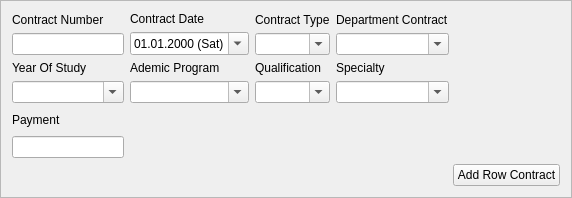
This is frameaddcontract.ui in sadovskiy/sysman as Qt 5 draws it before an edit. The edited form follows.
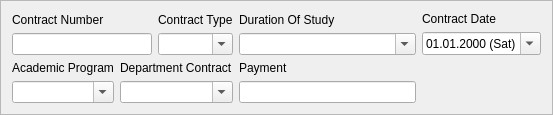
This is the edited form.

Patch:
```diff
--- a/frameaddcontract.ui
+++ b/frameaddcontract.ui
@@ -6,8 +6,8 @@
    <rect>
     <x>0</x>
     <y>0</y>
-    <width>572</width>
-    <height>198</height>
+    <width>553</width>
+    <height>112</height>
    </rect>
   </property>
   <property name="windowTitle">
@@ -19,10 +19,8 @@
   <property name="frameShadow">
    <enum>QFrame::Raised</enum>
   </property>
-  <layout class="QGridLayout" name="gridLayout_2">
-   <item row="0" column="0">
     <layout class="QGridLayout" name="gridLayout">
-     <item row="0" column="0">
+   <item row="0" column="0" colspan="2">
       <layout class="QVBoxLayout" name="verticalLayoutContractNumber">
        <item>
         <widget class="QLabel" name="labelContractNumber">
@@ -36,7 +34,43 @@
        </item>
       </layout>
      </item>
-     <item row="0" column="1">
+   <item row="0" column="2">
+    <layout class="QVBoxLayout" name="verticalLayoutContractType">
+     <item>
+      <widget class="QLabel" name="labelContractType">
+       <property name="text">
+        <string>Contract Type</string>
+       </property>
+      </widget>
+     </item>
+     <item>
+      <widget class="QComboBox" name="comboBoxContractType">
+       <property name="editable">
+        <bool>true</bool>
+       </property>
+      </widget>
+     </item>
+    </layout>
+   </item>
+   <item row="0" column="3">
+    <layout class="QVBoxLayout" name="verticalLayoutYearOfStudy">
+     <item>
+      <widget class="QLabel" name="labelDurationOfStudy">
+       <property name="text">
+        <string>Duration Of Study</string>
+       </property>
+      </widget>
+     </item>
+     <item>
+      <widget class="QComboBox" name="comboBoxDurationOfStudy">
+       <property name="editable">
+        <bool>true</bool>
+       </property>
+      </widget>
+     </item>
+    </layout>
+   </item>
+   <item row="0" column="4">
       <layout class="QVBoxLayout" name="verticalLayoutContractDate">
        <item>
         <widget class="QLabel" name="labelContractDate">
@@ -57,17 +91,17 @@
        </item>
       </layout>
      </item>
-     <item row="0" column="2">
-      <layout class="QVBoxLayout" name="verticalLayoutContractType">
+   <item row="1" column="0">
+    <layout class="QVBoxLayout" name="verticalLayoutacAdemicProgram">
        <item>
-        <widget class="QLabel" name="labelContractType">
+      <widget class="QLabel" name="labelAcademicProgram">
          <property name="text">
-          <string>Contract Type</string>
+        <string>Academic Program</string>
          </property>
         </widget>
        </item>
        <item>
-        <widget class="QComboBox" name="comboBoxContractType">
+      <widget class="QComboBox" name="comboBoxAcademicProgram">
          <property name="editable">
           <bool>true</bool>
          </property>
@@ -75,7 +109,7 @@
        </item>
       </layout>
      </item>
-     <item row="0" column="3">
+   <item row="1" column="1" colspan="2">
       <layout class="QVBoxLayout" name="verticalLayoutDepartmentContract">
        <item>
         <widget class="QLabel" name="labelDepartmentContract">
@@ -93,92 +127,7 @@
        </item>
       </layout>
      </item>
-     <item row="1" column="0">
-      <layout class="QVBoxLayout" name="verticalLayoutYearOfStudy">
-       <item>
-        <widget class="QLabel" name="labelYearOfStudy">
-         <property name="text">
-          <string>Year Of Study</string>
-         </property>
-        </widget>
-       </item>
-       <item>
-        <widget class="QComboBox" name="comboBoxYearOfStudy">
-         <property name="editable">
-          <bool>true</bool>
-         </property>
-        </widget>
-       </item>
-      </layout>
-     </item>
-     <item row="1" column="1">
-      <layout class="QVBoxLayout" name="verticalLayoutacAdemicProgram">
-       <item>
-        <widget class="QLabel" name="labelAdemicProgram">
-         <property name="text">
-          <string>Ademic Program</string>
-         </property>
-        </widget>
-       </item>
-       <item>
-        <widget class="QComboBox" name="comboBoxAdemicProgram">
-         <property name="editable">
-          <bool>true</bool>
-         </property>
-        </widget>
-       </item>
-      </layout>
-     </item>
-     <item row="1" column="2">
-      <layout class="QVBoxLayout" name="verticalLayoutQualification">
-       <item>
-        <widget class="QLabel" name="labelQualification">
-         <property name="text">
-          <string>Qualification</string>
-         </property>
-        </widget>
-       </item>
-       <item>
-        <widget class="QComboBox" name="comboBoxQualification">
-         <property name="editable">
-          <bool>true</bool>
-         </property>
-        </widget>
-       </item>
-      </layout>
-     </item>
      <item row="1" column="3">
-      <layout class="QVBoxLayout" name="verticalLayoutSpecialty">
-       <item>
-        <widget class="QLabel" name="labelSpecialty">
-         <property name="text">
-          <string>Specialty</string>
-         </property>
-        </widget>
-       </item>
-       <item>
-        <widget class="QComboBox" name="comboBoxSpecialty">
-         <property name="editable">
-          <bool>true</bool>
-         </property>
-        </widget>
-       </item>
-      </layout>
-     </item>
-     <item row="1" column="4">
-      <spacer name="horizontalSpacer">
-       <property name="orientation">
-        <enum>Qt::Horizontal</enum>
-       </property>
-       <property name="sizeHint" stdset="0">
-        <size>
-         <width>40</width>
-         <height>20</height>
-        </size>
-       </property>
-      </spacer>
-     </item>
-     <item row="2" column="0">
       <layout class="QVBoxLayout" name="verticalLayoutPayment">
        <item>
         <widget class="QLabel" name="labelPayment">
@@ -192,59 +141,16 @@
        </item>
       </layout>
      </item>
-     <item row="2" column="1">
-      <spacer name="verticalSpacer">
-       <property name="orientation">
-        <enum>Qt::Vertical</enum>
-       </property>
-       <property name="sizeHint" stdset="0">
-        <size>
-         <width>20</width>
-         <height>40</height>
-        </size>
-       </property>
-      </spacer>
-     </item>
-    </layout>
-   </item>
-   <item row="1" column="0">
-    <layout class="QHBoxLayout" name="horizontalLayout">
-     <item>
-      <spacer name="horizontalSpacer_2">
-       <property name="orientation">
-        <enum>Qt::Horizontal</enum>
-       </property>
-       <property name="sizeHint" stdset="0">
-        <size>
-         <width>40</width>
-         <height>20</height>
-        </size>
-       </property>
-      </spacer>
-     </item>
-     <item>
-      <widget class="QPushButton" name="pushButtonContract">
-       <property name="text">
-        <string>Add Row Contract</string>
-       </property>
-      </widget>
-     </item>
-    </layout>
-   </item>
-  </layout>
- </widget>
- <tabstops>
-  <tabstop>lineEditContractNumber</tabstop>
-  <tabstop>dateEditContractDate</tabstop>
-  <tabstop>comboBoxContractType</tabstop>
-  <tabstop>comboBoxDepartmentContract</tabstop>
-  <tabstop>comboBoxYearOfStudy</tabstop>
-  <tabstop>comboBoxAdemicProgram</tabstop>
-  <tabstop>comboBoxQualification</tabstop>
-  <tabstop>comboBoxSpecialty</tabstop>
-  <tabstop>lineEditPayment</tabstop>
-  <tabstop>pushButtonContract</tabstop>
- </tabstops>
+  </layout>
+  <zorder>layoutWidget</zorder>
+  <zorder>layoutWidget_2</zorder>
+  <zorder>layoutWidget_3</zorder>
+  <zorder>layoutWidget_4</zorder>
+  <zorder>layoutWidget_5</zorder>
+  <zorder>layoutWidget_6</zorder>
+  <zorder>labelContractNumber</zorder>
+  <zorder>layoutWidget_7</zorder>
+ </widget>
  <resources/>
  <connections/>
 </ui>
```
Lines whose indentation alone changed are shown as unchanged.
